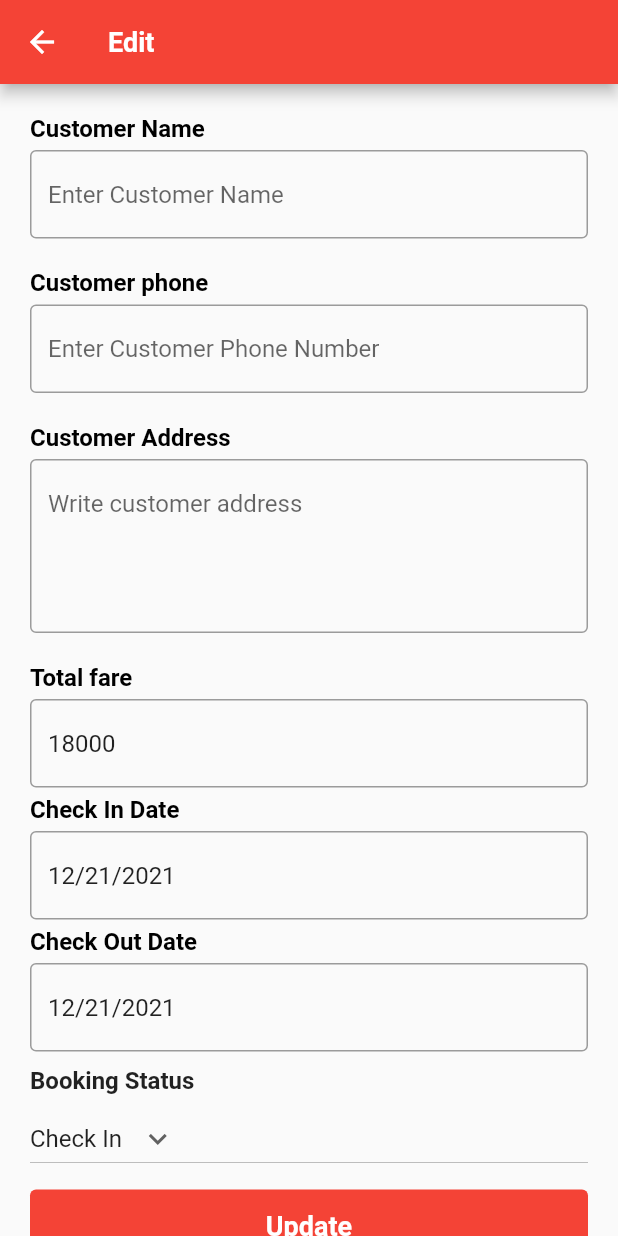
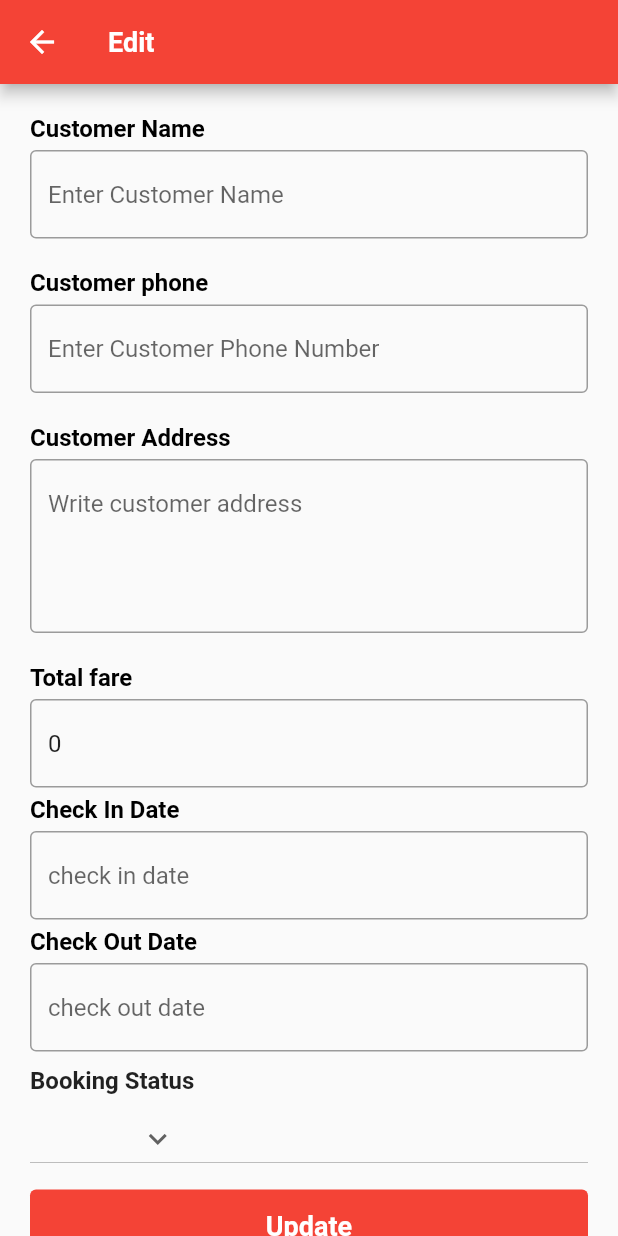
Before and after one commit to nifty-apps/hotel-management-app, a Flutter app: the BookingEditPage screen opened directly with empty values, on a phone screen of 412 x 824 dp. Run offline on Flutter 3.47's test engine with Material 2 defaults, Android fonts, the phone set to English and light mode, and no system bars; our stand-ins replace flutter_spinkit, get, shared_preferences, syncfusion_flutter_datepicker; accounts and stored records are empty.

Commit message:
feat: update UI

```diff
--- a/lib/controller/room_controller.dart
+++ b/lib/controller/room_controller.dart
@@ -1,7 +1,7 @@
 import 'dart:collection';
 import 'package:get/get.dart';
 import 'package:somudro_bilash_hotel/data/rest_ds.dart';
-import 'package:somudro_bilash_hotel/model/rooms_model.dart';
+import 'package:somudro_bilash_hotel/model/room_model.dart';
 import 'package:intl/intl.dart';
 
 class RoomController extends GetxController implements GetxService {
--- a/lib/view/screens/booking/booking.dart
+++ b/lib/view/screens/booking/booking.dart
@@ -2,7 +2,7 @@ import 'package:flutter/material.dart';
 import 'package:get/get.dart';
 import 'package:somudro_bilash_hotel/controller/booking_controller.dart';
 import 'package:somudro_bilash_hotel/controller/room_controller.dart';
-import 'package:somudro_bilash_hotel/model/rooms_model.dart';
+import 'package:somudro_bilash_hotel/model/room_model.dart';
 
 class BookingRoom extends StatefulWidget {
   final Room room;
--- a/lib/view/screens/booking_edit/booking_edit_page.dart
+++ b/lib/view/screens/booking_edit/booking_edit_page.dart
@@ -17,11 +17,9 @@ class BookingEditPage extends StatefulWidget {
 class _BookingEditPageState extends State<BookingEditPage> {
   final formKey = GlobalKey<FormState>();
 
-  // Initial Selected Value
-  String dropdownvalue = 'check_in';
-
   // List of items in our dropdown menu
   final roomStatuses = {
+    'booked': 'Booked',
     'check_in': 'Check In',
     'check_out': 'Check Out',
   };
@@ -139,7 +137,7 @@ class _BookingEditPageState extends State<BookingEditPage> {
               ),
               const SizedBox(height: 5),
               TextFormField(
-                initialValue: '18000',
+                initialValue: widget.booking.roomFare.toString(),
                 keyboardType: TextInputType.number,
                 maxLines: 1,
                 validator: (value) {
@@ -152,7 +150,7 @@ class _BookingEditPageState extends State<BookingEditPage> {
                   hintText: 'Write total fare',
                 ),
                 onChanged: (String amount) {
-                  widget.booking.paidAmount = int.parse(amount);
+                  widget.booking.roomFare = int.parse(amount);
                 },
               ),
               SizedBox(height: 5),
@@ -165,7 +163,7 @@ class _BookingEditPageState extends State<BookingEditPage> {
               ),
               const SizedBox(height: 5),
               TextFormField(
-                initialValue: '12/21/2021',
+                initialValue: widget.booking.checkInDate,
                 keyboardType: TextInputType.number,
                 maxLines: 1,
                 validator: (value) {
@@ -191,7 +189,7 @@ class _BookingEditPageState extends State<BookingEditPage> {
               ),
               const SizedBox(height: 5),
               TextFormField(
-                initialValue: '12/21/2021',
+                initialValue: widget.booking.checkOutDate,
                 keyboardType: TextInputType.number,
                 maxLines: 1,
                 validator: (value) {
@@ -220,7 +218,7 @@ class _BookingEditPageState extends State<BookingEditPage> {
               const SizedBox(height: 5),
               DropdownButton(
                 // Initial Value
-                value: dropdownvalue,
+                value: widget.booking.bookingStatus,
                 // Down Arrow Icon
                 icon: const Icon(Icons.keyboard_arrow_down),
                 // Array list of items
@@ -230,13 +228,9 @@ class _BookingEditPageState extends State<BookingEditPage> {
                     child: Text(roomStatuses[key]!),
                   );
                 }).toList(),
-
                 onChanged: (String? newValue) {
                   setState(() {
-                    dropdownvalue = newValue!;
-                    setState(() {
-                      widget.booking.bookingStatus = newValue;
-                    });
+                    widget.booking.bookingStatus = newValue!;
                   });
                 },
               ),
```
Also changed, not shown: lib/view/screens/booking/booking_overview.dart (+3 -4 lines), lib/view/widgets/rooms/room_tile.dart (+12 -1 lines), lib/model/room_model.dart (renamed from lib/model/rooms_model.dart).
